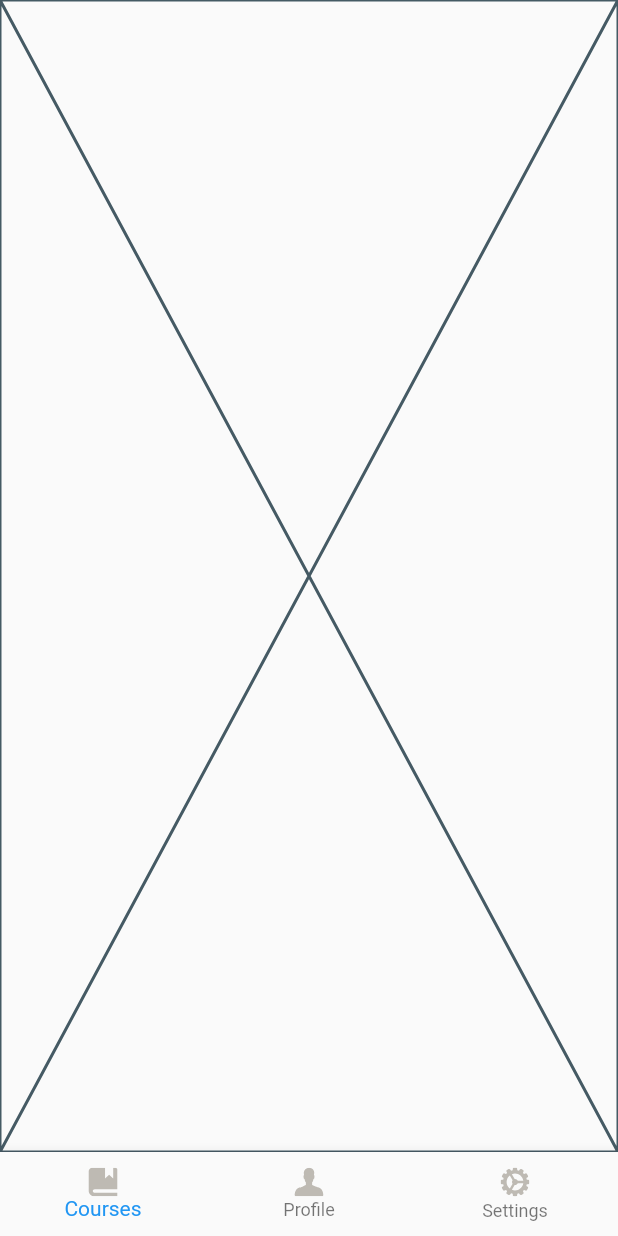
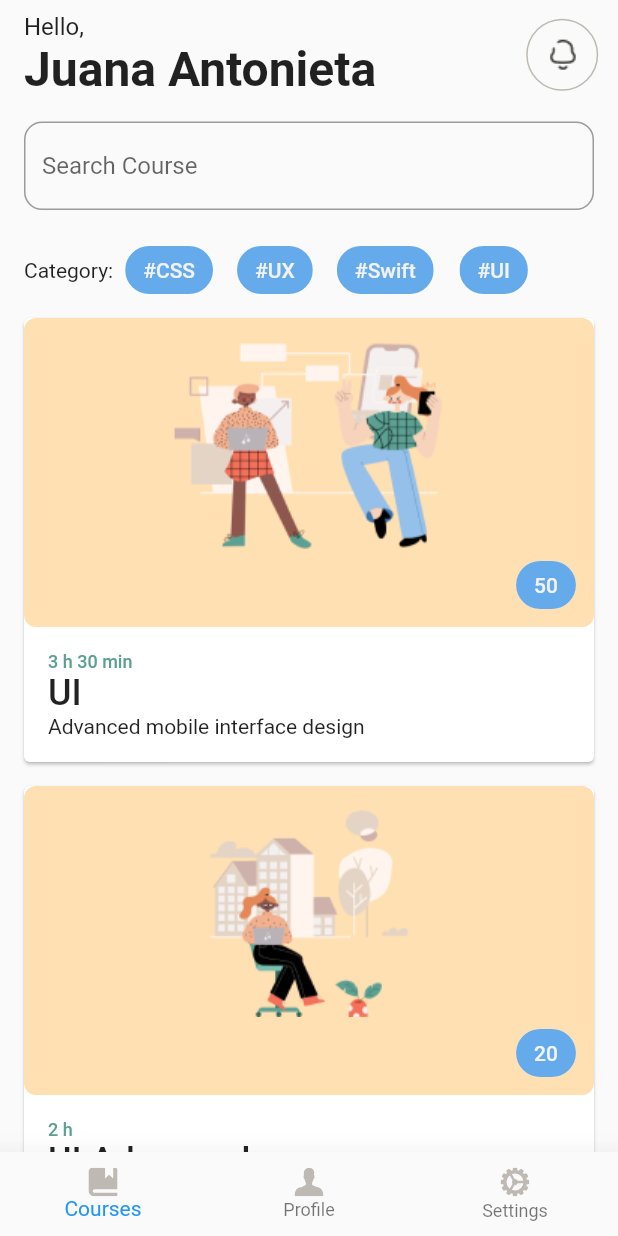
Before and after one commit to eajane28/edtech_mobileapp, a Flutter app: the HomeView screen opened by its route, on a phone screen of 412 x 824 dp. Run offline on Flutter 3.47's test engine with Material 2 defaults, Android fonts, the phone set to English and light mode, and no system bars; our stand-ins replace flutter_svg, stacked, stacked_services, stacked_shared.

Commit message:
Courses UI done

```diff
--- a/lib/app/app.dart
+++ b/lib/app/app.dart
@@ -9,6 +9,7 @@ import 'package:edtech_mobile/ui/views/login/login_view.dart';
 import 'package:edtech_mobile/ui/views/signup/signup_view.dart';
 import 'package:edtech_mobile/ui/views/profile/profile_view.dart';
 import 'package:edtech_mobile/ui/views/settings/settings_view.dart';
+import 'package:edtech_mobile/ui/views/courses/courses_view.dart';
 // @stacked-import
 
 @StackedApp(
@@ -20,6 +21,7 @@ import 'package:edtech_mobile/ui/views/settings/settings_view.dart';
     MaterialRoute(page: SignupView),
     MaterialRoute(page: ProfileView),
     MaterialRoute(page: SettingsView),
+    MaterialRoute(page: CoursesView),
 // @stacked-route
   ],
   dependencies: [
--- a/lib/app/app.router.dart
+++ b/lib/app/app.router.dart
@@ -5,6 +5,7 @@
 // **************************************************************************
 
 // ignore_for_file: no_leading_underscores_for_library_prefixes
+import 'package:edtech_mobile/ui/views/courses/courses_view.dart' as _i9;
 import 'package:edtech_mobile/ui/views/home/home_view.dart' as _i2;
 import 'package:edtech_mobile/ui/views/intro/intro_view.dart' as _i4;
 import 'package:edtech_mobile/ui/views/login/login_view.dart' as _i5;
@@ -12,10 +13,10 @@ import 'package:edtech_mobile/ui/views/profile/profile_view.dart' as _i7;
 import 'package:edtech_mobile/ui/views/settings/settings_view.dart' as _i8;
 import 'package:edtech_mobile/ui/views/signup/signup_view.dart' as _i6;
 import 'package:edtech_mobile/ui/views/startup/startup_view.dart' as _i3;
-import 'package:flutter/material.dart' as _i9;
+import 'package:flutter/material.dart' as _i10;
 import 'package:flutter/material.dart';
 import 'package:stacked/stacked.dart' as _i1;
-import 'package:stacked_services/stacked_services.dart' as _i10;
+import 'package:stacked_services/stacked_services.dart' as _i11;
 
 class Routes {
   static const homeView = '/home-view';
@@ -32,6 +33,8 @@ class Routes {
 
   static const settingsView = '/settings-view';
 
+  static const coursesView = '/courses-view';
+
   static const all = <String>{
     homeView,
     startupView,
@@ -40,6 +43,7 @@ class Routes {
     signupView,
     profileView,
     settingsView,
+    coursesView,
   };
 }
 
@@ -73,48 +77,58 @@ class StackedRouter extends _i1.RouterBase {
       Routes.settingsView,
       page: _i8.SettingsView,
     ),
+    _i1.RouteDef(
+      Routes.coursesView,
+      page: _i9.CoursesView,
+    ),
   ];
 
   final _pagesMap = <Type, _i1.StackedRouteFactory>{
     _i2.HomeView: (data) {
-      return _i9.MaterialPageRoute<dynamic>(
+      return _i10.MaterialPageRoute<dynamic>(
         builder: (context) => const _i2.HomeView(),
         settings: data,
       );
     },
     _i3.StartupView: (data) {
-      return _i9.MaterialPageRoute<dynamic>(
+      return _i10.MaterialPageRoute<dynamic>(
         builder: (context) => const _i3.StartupView(),
         settings: data,
       );
     },
     _i4.IntroView: (data) {
-      return _i9.MaterialPageRoute<dynamic>(
+      return _i10.MaterialPageRoute<dynamic>(
         builder: (context) => const _i4.IntroView(),
         settings: data,
       );
     },
     _i5.LoginView: (data) {
-      return _i9.MaterialPageRoute<dynamic>(
+      return _i10.MaterialPageRoute<dynamic>(
         builder: (context) => const _i5.LoginView(),
         settings: data,
       );
     },
     _i6.SignupView: (data) {
-      return _i9.MaterialPageRoute<dynamic>(
+      return _i10.MaterialPageRoute<dynamic>(
         builder: (context) => const _i6.SignupView(),
         settings: data,
       );
     },
     _i7.ProfileView: (data) {
-      return _i9.MaterialPageRoute<dynamic>(
+      return _i10.MaterialPageRoute<dynamic>(
         builder: (context) => const _i7.ProfileView(),
         settings: data,
       );
     },
     _i8.SettingsView: (data) {
-      return _i9.MaterialPageRoute<dynamic>(
+      return _i10.MaterialPageRoute<dynamic>(
         builder: (context) => const _i8.SettingsView(),
+        settings: data,
+      );
+    },
+    _i9.CoursesView: (data) {
+      return _i10.MaterialPageRoute<dynamic>(
+        builder: (context) => const _i9.CoursesView(),
         settings: data,
       );
     },
@@ -126,7 +140,7 @@ class StackedRouter extends _i1.RouterBase {
   Map<Type, _i1.StackedRouteFactory> get pagesMap => _pagesMap;
 }
 
-extension NavigatorStateExtension on _i10.NavigationService {
+extension NavigatorStateExtension on _i11.NavigationService {
   Future<dynamic> navigateToHomeView([
     int? routerId,
     bool preventDuplicates = true,
@@ -219,6 +233,20 @@ extension NavigatorStateExtension on _i10.NavigationService {
         transition,
   ]) async {
     return navigateTo<dynamic>(Routes.settingsView,
+        id: routerId,
+        preventDuplicates: preventDuplicates,
+        parameters: parameters,
+        transition: transition);
+  }
+
+  Future<dynamic> navigateToCoursesView([
+    int? routerId,
+    bool preventDuplicates = true,
+    Map<String, String>? parameters,
+    Widget Function(BuildContext, Animation<double>, Animation<double>, Widget)?
+        transition,
+  ]) async {
+    return navigateTo<dynamic>(Routes.coursesView,
         id: routerId,
         preventDuplicates: preventDuplicates,
         parameters: parameters,
@@ -322,4 +350,18 @@ extension NavigatorStateExtension on _i10.NavigationService {
         parameters: parameters,
         transition: transition);
   }
+
+  Future<dynamic> replaceWithCoursesView([
+    int? routerId,
+    bool preventDuplicates = true,
+    Map<String, String>? parameters,
+    Widget Function(BuildContext, Animation<double>, Animation<double>, Widget)?
+        transition,
+  ]) async {
+    return replaceWith<dynamic>(Routes.coursesView,
+        id: routerId,
+        preventDuplicates: preventDuplicates,
+        parameters: parameters,
+        transition: transition);
+  }
 }
--- /dev/null
+++ b/lib/model/card_data.dart
@@ -0,0 +1,9 @@
+class CardData{
+  final String cardImage;
+  final String price;
+  final String duration;
+  final String title;
+  final String description;
+
+  CardData({required this.cardImage, required this.price, required this.duration, required this.title, required this.description});
+}
--- /dev/null
+++ b/lib/model/courses_data.dart
@@ -0,0 +1,5 @@
+class CoursesData{
+  final String name;
+
+  CoursesData({required this.name});
+}
--- a/lib/model/settings_data.dart
+++ b/lib/model/settings_data.dart
@@ -3,5 +3,6 @@ class SettingsData {
   final String title;
   final String text;
 
-  SettingsData({required this.iconPath, required this.title, required this.text});
+  SettingsData(
+      {required this.iconPath, required this.title, required this.text});
 }
--- /dev/null
+++ b/lib/ui/views/courses/courses_view.dart
@@ -0,0 +1,187 @@
+import 'package:flutter/material.dart';
+import 'package:stacked/stacked.dart';
+
+import 'courses_viewmodel.dart';
+
+class CoursesView extends StackedView<CoursesViewModel> {
+  const CoursesView({Key? key}) : super(key: key);
+
+  @override
+  Widget builder(
+    BuildContext context,
+    CoursesViewModel viewModel,
+    Widget? child,
+  ) {
+    return SingleChildScrollView(
+      child: Padding(
+        padding: const EdgeInsets.symmetric(horizontal: 16.0, vertical: 8.0),
+        child: Column(
+          children: [
+            Row(
+              children: [
+                const Column(
+                  mainAxisAlignment: MainAxisAlignment.start,
+                  crossAxisAlignment: CrossAxisAlignment.start,
+                  children: [
+                    Text(
+                      'Hello,',
+                      style:
+                          TextStyle(fontSize: 16, fontWeight: FontWeight.w400),
+                    ),
+                    Text(
+                      'Juana Antonieta',
+                      style:
+                          TextStyle(fontSize: 32, fontWeight: FontWeight.w700),
+                    ),
+                  ],
+                ),
+                const SizedBox(width: 100),
+                Container(
+                    height: 48,
+                    width: 48,
+                    decoration: BoxDecoration(
+                      shape: BoxShape.circle,
+                      border: Border.all(
+                        color: const Color(0xFFBEBAB3),
+                      ),
+                    ),
+                    child: GestureDetector(
+                      onTap: () {},
+                      child: Image.asset('assets/Notification.png'),
+                    )),
+              ],
+            ),
+            Padding(
+              padding: const EdgeInsets.symmetric(vertical: 16.0),
+              child: TextField(
+                decoration: InputDecoration(
+                  border: OutlineInputBorder(
+                    borderRadius: BorderRadius.circular(12),
+                  ),
+                  hintText: 'Search Course',
+                ),
+              ),
+            ),
+            Row(
+              children: [
+                const Text(
+                  'Category:',
+                  style: TextStyle(fontSize: 14, fontWeight: FontWeight.w400),
+                ),
+                Row(
+                  children: [
+                    for (var item in viewModel.coursesList) chip(item),
+                  ],
+                ),
+              ],
+            ),
+            for (var carditem in viewModel.cardList) card(carditem),
+          ],
+        ),
+      ),
+    );
+  }
+
+  // ignore: avoid_types_as_parameter_names, non_constant_identifier_names
+  Container chip(CoursesData) {
+    return Container(
+      margin: const EdgeInsets.symmetric(horizontal: 8),
+      child: Chip(
+        label: Text(
+          CoursesData.name,
+          style: const TextStyle(
+            color: Color(0xFFF2F2F2),
+          ),
+        ),
+        backgroundColor: const Color(0xFF65AAEA),
+      ),
+    );
+  }
+
+  Widget card(CardData) {
+    return Container(
+      child: Card(
+        margin: const EdgeInsets.symmetric(vertical: 8),
+        child: Column(
+          children: [
+            Container(
+              padding: const EdgeInsets.fromLTRB(8, 16, 8, 4),
+              decoration: BoxDecoration(
+                borderRadius: BorderRadius.circular(8),
+                color: Colors.orange[100],
+              ),
+              child: Column(
+                children: [
+                  Image.asset(CardData.cardImage),
+                  Stack(
+                children: [
+                  Align(
+                    alignment: Alignment.bottomRight,
+                    child: Chip(
+                      label: Text(
+                        CardData.price,
+                        style: const TextStyle(
+                          fontSize: 14,
+                          fontWeight: FontWeight.w500,
+                          color: Color(0xFFF2F2F2),
+                        ),
+                      ),
+                      backgroundColor: const Color(0xFF65AAEA),
+                    ),
+                  ),
+                ],
+              ),
+                ],
+              ),
+            ),
+
+            Padding(
+              padding: const EdgeInsets.all(16.0),
+              child: Column(
+                children: [
+                  Align(
+                    alignment: Alignment.topLeft,
+                    child: Text(
+                      CardData.duration,
+                      style: const TextStyle(
+                        fontSize: 12,
+                        fontWeight: FontWeight.w500,
+                        color: Color(0xFF5BA092),
+                      ),
+                    ),
+                  ),
+                  Align(
+                    alignment: Alignment.topLeft,
+                    child: Text(
+                      CardData.title,
+                      style: const TextStyle(
+                        fontSize: 24,
+                        fontWeight: FontWeight.w500,
+                      ),
+                    ),
+                  ),
+                  Align(
+                    alignment: Alignment.topLeft,
+                    child: Text(
+                      CardData.description,
+                      style: const TextStyle(
+                        fontSize: 14,
+                        fontWeight: FontWeight.w400
+                      ),
+                    ),
+                  )
+                ],
+              ),
+            ),
+          ],
+        ),
+      ),
+    );
+  }
+
+  @override
+  CoursesViewModel viewModelBuilder(
+    BuildContext context,
+  ) =>
+      CoursesViewModel();
+}
--- /dev/null
+++ b/lib/ui/views/courses/courses_viewmodel.dart
@@ -0,0 +1,19 @@
+import 'package:edtech_mobile/model/card_data.dart';
+import 'package:edtech_mobile/model/courses_data.dart';
+import 'package:stacked/stacked.dart';
+
+class CoursesViewModel extends BaseViewModel {
+  final coursesList = [
+    CoursesData(name: '#CSS'),
+    CoursesData(name: '#UX'),
+    CoursesData(name: '#Swift'),
+    CoursesData(name: '#UI')
+  ];
+
+  final cardList = [
+    CardData(
+        cardImage: 'assets/Cool Kids Discussion.png', price: '50', duration: '3 h 30 min', title: 'UI', description: 'Advanced mobile interface design'),
+    CardData(
+        cardImage: 'assets/Cool Kids Alone Time.png', price: '20', duration: '2 h', title: 'UI Advanced', description: ''),
+  ];
+}
--- a/lib/ui/views/home/home_view.dart
+++ b/lib/ui/views/home/home_view.dart
@@ -23,6 +23,7 @@ class HomeView extends StackedView<HomeViewModel> {
       body: SafeArea(
           child: PageView(children: viewModel.pages.map((e) => e).toList())),
       bottomNavigationBar: BottomNavigationBar(
+        elevation: 16,
           iconSize: 20.0,
           // type: BottomNavigationBarType.shifting,
           currentIndex: 0,
--- a/lib/ui/views/home/home_viewmodel.dart
+++ b/lib/ui/views/home/home_viewmodel.dart
@@ -2,6 +2,7 @@
 // import 'package:edtech_mobile/app/app.dialogs.dart';
 // import 'package:edtech_mobile/app/app.locator.dart';
 // import 'package:edtech_mobile/ui/common/app_strings.dart';
+import 'package:edtech_mobile/ui/views/courses/courses_view.dart';
 import 'package:edtech_mobile/ui/views/profile/profile_view.dart';
 import 'package:edtech_mobile/ui/views/settings/settings_view.dart';
 import 'package:flutter/material.dart';
@@ -12,7 +13,7 @@ class HomeViewModel extends BaseViewModel {
   var pageController = PageController();
   int _selectedIndex = 0;
   final pages = [
-    const Placeholder(),
+    const CoursesView(),
     const ProfileView(),
     const SettingsView(),
   ];
--- a/lib/ui/views/settings/settings_view.dart
+++ b/lib/ui/views/settings/settings_view.dart
@@ -59,7 +59,10 @@ class SettingsView extends StackedView<SettingsViewModel> {
                       height: 32,
                       decoration: const BoxDecoration(
                           color: Color(0xFF65AAEA), shape: BoxShape.circle),
-                      child: const Icon(Icons.notifications_rounded, color: Colors.white,),
+                      child: const Icon(
+                        Icons.notifications_rounded,
+                        color: Colors.white,
+                      ),
                     ),
                   ),
                   const Expanded(
```
Also changed, not shown: lib/ui/views/settings/settings_viewmodel.dart (+12 -7 lines), lib/ui/views/widgets/setting_items.dart (+5 -7 lines), assets/Cool Kids Alone Time.png (added), assets/Cool Kids Discussion.png (added), assets/Notification.png (added), 1 other file.
